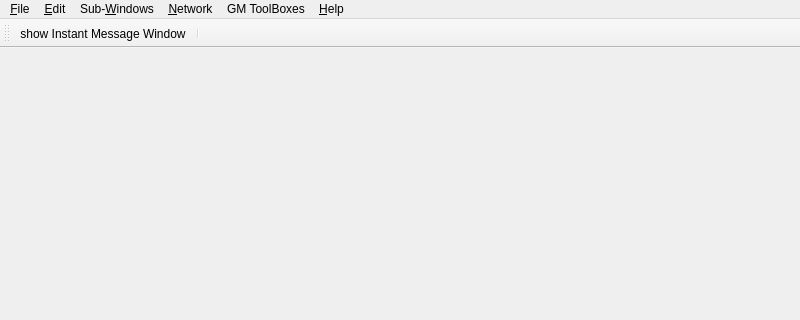
First picture: the form in client/mainwindow.ui, repository Rolisteam/rolisteam, before the edit; both pictures show x 0 to 800 and y 0 to 320 of the 800 by 600 pixel window.
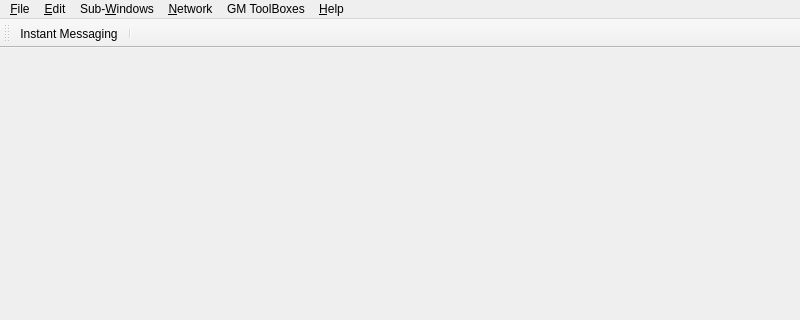
Second picture: the form after the edit. Icons and pictures are not drawn.

Commit message: [client] allow user to show title in toolbar.

Diff of the .ui file:
```diff
--- a/client/mainwindow.ui
+++ b/client/mainwindow.ui
@@ -621,7 +621,7 @@
     <string>ShowChat</string>
    </property>
    <property name="iconText">
-    <string>show Instant Message Window</string>
+    <string>Instant Messaging</string>
    </property>
    <property name="toolTip">
     <string>show Instant Message Window</string>
```
Left out of the diff: 9 changed lines with no effect on the pictures. The commit also changes 1 other file.
